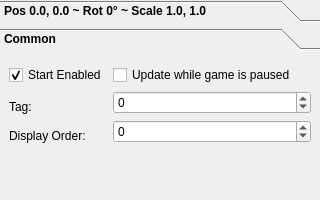
The window that DesignerTool/src/Entity/EntityCommon.ui (GameOverture/HarmonyEngine) describes before a commit, drawn with Qt 5.
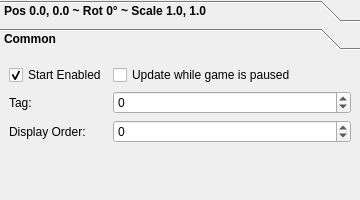
The same window after the commit.

Commit message: Entity widget design

```diff
--- a/DesignerTool/src/Entity/EntityCommon.ui
+++ b/DesignerTool/src/Entity/EntityCommon.ui
@@ -6,7 +6,7 @@
    <rect>
     <x>0</x>
     <y>0</y>
-    <width>320</width>
+    <width>360</width>
     <height>200</height>
    </rect>
   </property>
@@ -18,7 +18,7 @@
   </property>
   <property name="minimumSize">
    <size>
-    <width>320</width>
+    <width>360</width>
     <height>200</height>
    </size>
   </property>
@@ -247,8 +247,8 @@
     <rect>
      <x>0</x>
      <y>0</y>
-     <width>320</width>
-     <height>146</height>
+     <width>360</width>
+     <height>144</height>
     </rect>
    </property>
    <attribute name="label">
@@ -295,9 +295,6 @@
       <property name="text">
        <string>Tag:</string>
       </property>
-      <property name="alignment">
-       <set>Qt::AlignBottom|Qt::AlignLeading|Qt::AlignLeft</set>
-      </property>
      </widget>
     </item>
     <item row="1" column="1">
@@ -327,9 +324,6 @@
       <property name="text">
        <string>Display Order:</string>
       </property>
-      <property name="alignment">
-       <set>Qt::AlignBottom|Qt::AlignLeading|Qt::AlignLeft</set>
-      </property>
      </widget>
     </item>
     <item row="2" column="1">
```
Left out of the diff: 10 changed lines with no effect on the pictures. The commit also changes 1 other file.
